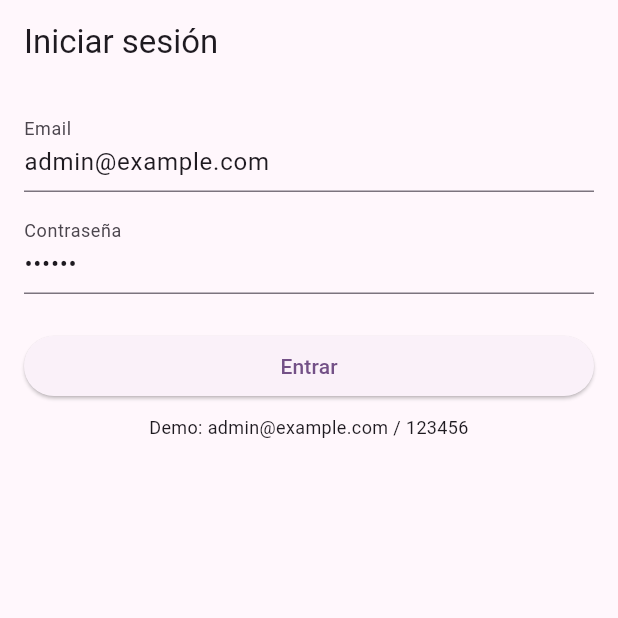
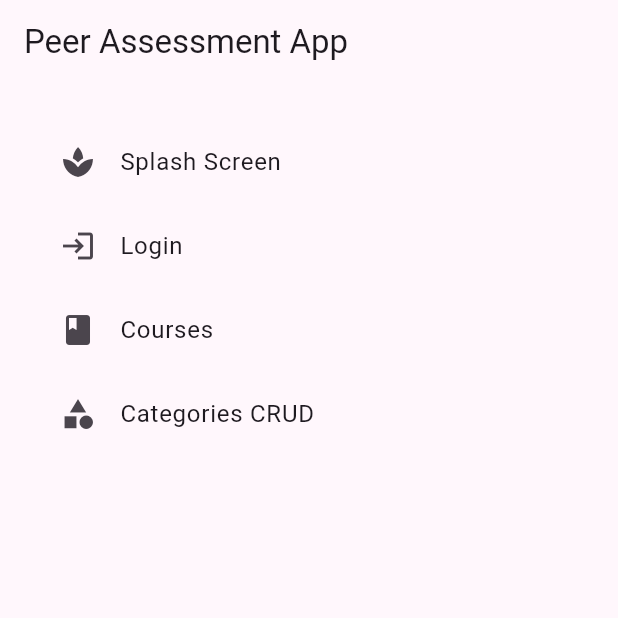
Before and after one commit to lellerena/peer_assessment_app___mobile___flutter, a Flutter app: the screen it shows after launch, on a phone screen of 412 x 824 dp, the top half of it. Run offline on Flutter 3.47's test engine with Material 3 defaults, Android fonts, the phone set to English and light mode, and no system bars; our stand-ins replace get; accounts and stored records are empty.

Commit message:
Enhance user and course data handling by adding email and password fields, and improve null safety in user courses logic. Update main app structure to include courses navigation.

```diff
--- a/lib/features/courses/courses_screen.dart
+++ b/lib/features/courses/courses_screen.dart
@@ -63,7 +63,7 @@ class _CoursesScreenState extends State<CoursesScreen> {
                 final c = courses[i];
                 return ListTile(
                   title: Text(c.name),
-                  subtitle: Text(c.description),
+                  subtitle: Text(c.description ?? ''),
                   trailing: const Icon(Icons.chevron_right),
                   onTap: () {
                     Navigator.of(context).push(
--- a/lib/features/user_courses/controllers/user_courses_controller.dart
+++ b/lib/features/user_courses/controllers/user_courses_controller.dart
@@ -5,7 +5,7 @@ import '../dummy_data.dart';
 
 class UserCoursesController extends GetxController {
   // Usuario actual simulado
-  final currentUser = User(id: 'u1', name: 'Jhon').obs;
+  final currentUser = User(id: 'u1', name: 'Jhon', email: '', password: '').obs;
 
   var courses = dummyCourses.obs;
   var users = dummyUsers.obs;
@@ -13,7 +13,9 @@ class UserCoursesController extends GetxController {
   // Cursos donde el usuario está inscrito
   List<Course> get userCourses {
     return courses
-        .where((c) => c.enrolledUserIds.contains(currentUser.value.id))
+        .where(
+          (c) => c.enrolledUserIds?.contains(currentUser.value.id) ?? false,
+        )
         .toList();
   }
 
--- a/lib/features/user_courses/dummy_data.dart
+++ b/lib/features/user_courses/dummy_data.dart
@@ -2,9 +2,9 @@ import '../../core/entities/user.dart';
 import '../../core/entities/course.dart';
 
 final dummyUsers = [
-  User(id: 'u1', name: 'Jhon'),
-  User(id: 'u2', name: 'María'),
-  User(id: 'u3', name: 'Pedro'),
+  User(id: 'u1', name: 'Jhon', email: '', password: ''),
+  User(id: 'u2', name: 'María', email: '', password: ''),
+  User(id: 'u3', name: 'Pedro', email: '', password: ''),
 ];
 
 final dummyCourses = [
--- a/lib/main.dart
+++ b/lib/main.dart
@@ -3,6 +3,7 @@
 import 'features/user_courses/screens/user_courses_screen.dart';
 import 'features/splash/screens/splash_screen.dart';
 import 'features/categories/category_crud_screen.dart';
+import 'features/courses/courses_screen.dart';
 
 void main() {
   runApp(const MyApp());
@@ -23,7 +24,51 @@
         ),
         useMaterial3: true,
       ),
-      home: const LoginScreen(),
+      home: const HomeScreen(),
     );
   }
 }
+
+class HomeScreen extends StatelessWidget {
+  const HomeScreen({super.key});
+
+  @override
+  Widget build(BuildContext context) {
+    return Scaffold(
+      appBar: AppBar(title: const Text('Peer Assessment App')),
+      body: ListView(
+        padding: const EdgeInsets.all(24),
+        children: [
+          ListTile(
+            leading: const Icon(Icons.spa),
+            title: const Text('Splash Screen'),
+            onTap: () => Navigator.of(
+              context,
+            ).push(MaterialPageRoute(builder: (_) => const SplashScreen())),
+          ),
+          ListTile(
+            leading: const Icon(Icons.login),
+            title: const Text('Login'),
+            onTap: () => Navigator.of(
+              context,
+            ).push(MaterialPageRoute(builder: (_) => const LoginScreen())),
+          ),
+          ListTile(
+            leading: const Icon(Icons.class_),
+            title: const Text('Courses'),
+            onTap: () => Navigator.of(context).push(
+              MaterialPageRoute(builder: (_) => const UserCoursesScreen()),
+            ),
+          ),
+          ListTile(
+            leading: const Icon(Icons.category),
+            title: const Text('Categories CRUD'),
+            onTap: () => Navigator.of(context).push(
+              MaterialPageRoute(builder: (_) => const CategoryCrudScreen()),
+            ),
+          ),
+        ],
+      ),
+    );
+  }
+}
```
Also changed, not shown: lib/features/user_courses/screens/user_courses_screen.dart (+12 -6 lines), pubspec.yaml (+49 -49 lines), pubspec.lock.
